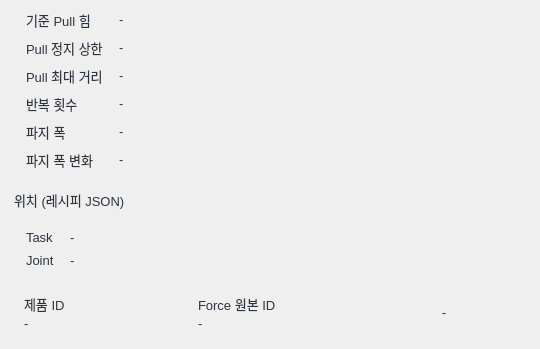
Old version of the form src/cable_hmi/cable_hmi/lookup_detail_dialog.ui in the repository tkdak2025/ros_ws; both pictures show x 0 to 540 and y 482 to 831 of the 540 by 831 pixel window.
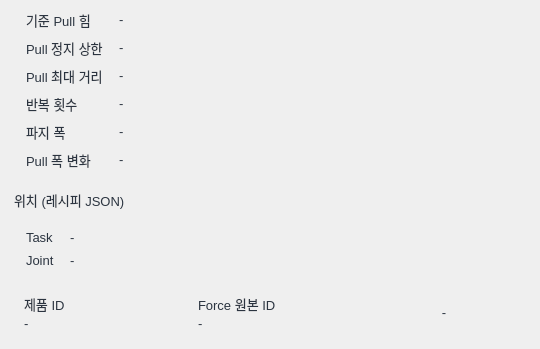
New version of the form.

```diff
--- a/src/cable_hmi/cable_hmi/lookup_detail_dialog.ui
+++ b/src/cable_hmi/cable_hmi/lookup_detail_dialog.ui
@@ -727,7 +727,7 @@
                <item row="6" column="0" alignment="Qt::AlignTop">
          <widget class="QLabel" name="gripChangeKey">
           <property name="text">
-           <string>파지 폭 변화</string>
+           <string>Pull 폭 변화</string>
           </property>
           <property name="role" stdset="0">
            <string notr="true">key</string>
```
